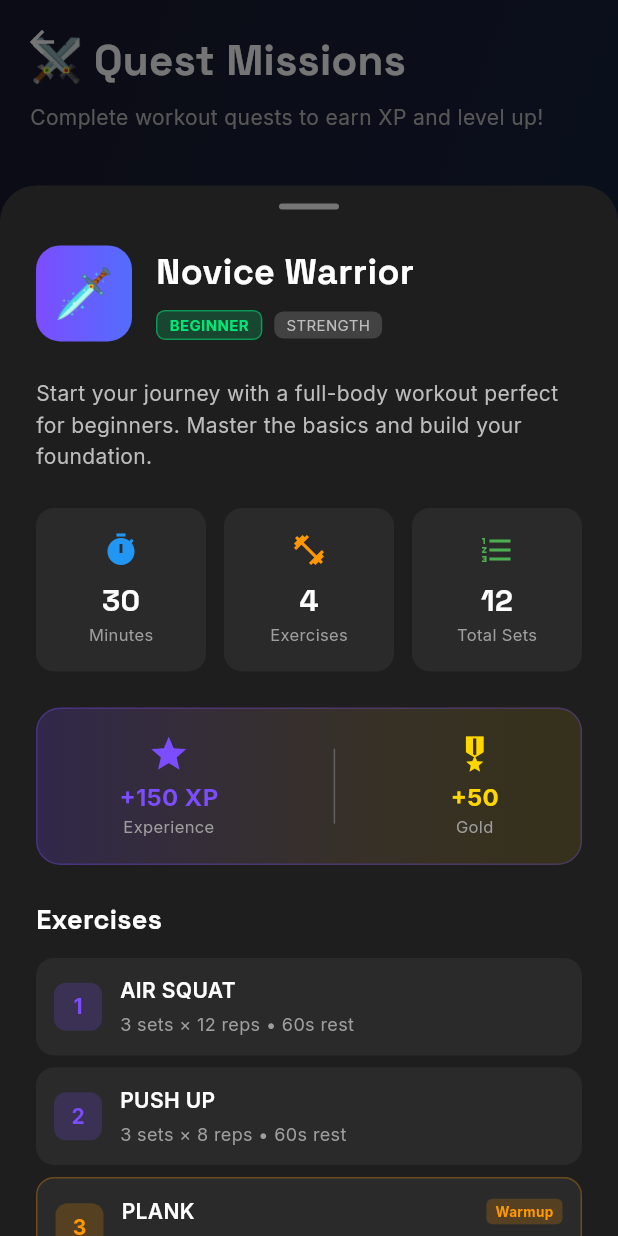
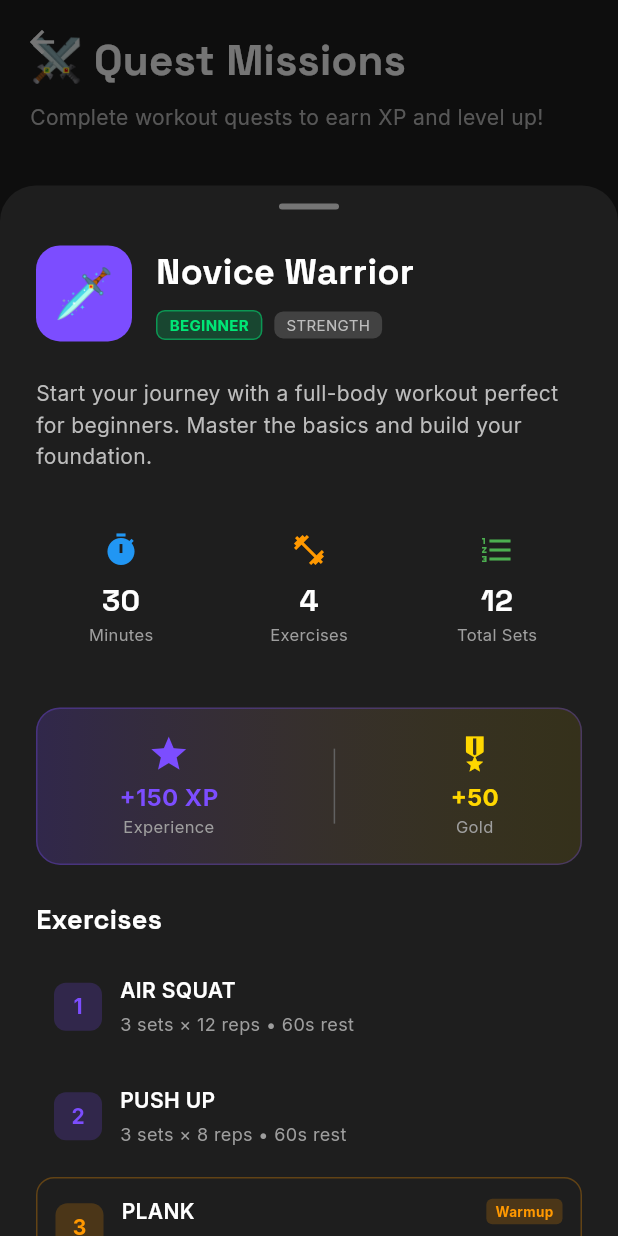
Before and after one commit to owdvertsbot/Workout-flutter-app, a Flutter app: the WorkoutPlansScreen screen opened directly, after a tap on "🗡️", on a phone screen of 412 x 824 dp. Run offline on Flutter 3.47's test engine with Material 3 defaults, Android fonts, the phone set to English and light mode, and no system bars; our stand-ins replace connectivity_plus, drift, flutter_riverpod, google_fonts, shared_preferences; accounts and stored records are empty; generated files the repository leaves out were written again.

Commit message:
refactor: color refactoring phase 4 - workout plans screen
Phase 4 of color refactoring - updated workout_plans_screen.dart to use AppColors.

Updated all hardcoded colors to use AppColors constants:
- Background colors
- Primary and secondary colors
- XP and difficulty colors

Ref: #2

```diff
--- a/lib/screens/workout_plans_screen.dart
+++ b/lib/screens/workout_plans_screen.dart
@@ -1,6 +1,7 @@
 import 'package:flutter/material.dart';
 import 'package:flutter_riverpod/flutter_riverpod.dart';
 import 'package:google_fonts/google_fonts.dart';
+import '../core/app_colors.dart';
 import '../providers/providers.dart';
 import '../models/models.dart';
 
@@ -40,21 +41,21 @@ class _WorkoutPlansScreenState extends ConsumerState<WorkoutPlansScreen> with Si
     final advancedPlans = allPlans.where((p) => p.difficulty == 'ADVANCED').toList();
 
     return Scaffold(
-      backgroundColor: const Color(0xFF0A0A0F),
+      backgroundColor: AppColors.backgroundDark,
       body: NestedScrollView(
         headerSliverBuilder: (context, innerBoxIsScrolled) => [
           SliverAppBar(
             expandedHeight: 160,
             floating: true,
             pinned: true,
-            backgroundColor: const Color(0xFF121212),
+            backgroundColor: AppColors.backgroundDark,
             flexibleSpace: FlexibleSpaceBar(
               background: Container(
-                decoration: const BoxDecoration(
+                decoration: BoxDecoration(
                   gradient: LinearGradient(
                     begin: Alignment.topLeft,
                     end: Alignment.bottomRight,
-                    colors: [Color(0xFF1A1A2E), Color(0xFF16213E)],
+                    colors: [AppColors.surfaceDark, AppColors.cardDark],
                   ),
                 ),
                 child: SafeArea(
@@ -91,7 +92,7 @@ class _WorkoutPlansScreenState extends ConsumerState<WorkoutPlansScreen> with Si
             delegate: _TabBarDelegate(
               TabBar(
                 controller: _tabController,
-                indicatorColor: const Color(0xFF7C4DFF),
+                indicatorColor: AppColors.secondary,
                 labelColor: Colors.white,
                 unselectedLabelColor: Colors.grey,
                 tabs: [
@@ -123,7 +124,7 @@ class _TabBarDelegate extends SliverPersistentHeaderDelegate {
   @override
   Widget build(BuildContext context, double shrinkOffset, bool overlapsContent) {
     return Container(
-      color: const Color(0xFF121212),
+      color: AppColors.backgroundDark,
       child: tabBar,
     );
   }
@@ -209,12 +210,12 @@ class _PlanCard extends ConsumerWidget {
 
     return Card(
       margin: const EdgeInsets.only(bottom: 16),
-      color: const Color(0xFF1E1E1E),
+      color: AppColors.surfaceDark,
       shape: RoundedRectangleBorder(
         borderRadius: BorderRadius.circular(16),
         side: BorderSide(
           color: isCompleted
-            ? const Color(0xFF00E676).withOpacity(0.5)
+            ? AppColors.primary.withOpacity(0.5)
             : difficultyColor.withOpacity(0.3),
           width: 1,
         ),
@@ -267,20 +268,20 @@ class _PlanCard extends ConsumerWidget {
                               Container(
                                 padding: const EdgeInsets.symmetric(horizontal: 8, vertical: 4),
                                 decoration: BoxDecoration(
-                                  color: const Color(0xFF00E676).withOpacity(0.2),
+                                  color: AppColors.primary.withOpacity(0.2),
                                   borderRadius: BorderRadius.circular(8),
                                 ),
                                 child: Row(
                                   mainAxisSize: MainAxisSize.min,
                                   children: [
-                                    const Icon(Icons.check_circle, color: Color(0xFF00E676), size: 14),
+                                    const Icon(Icons.check_circle, color: AppColors.primary, size: 14),
                                     const SizedBox(width: 4),
                                     Text(
                                       'Complete',
                                       style: GoogleFonts.inter(
                                         fontSize: 10,
                                         fontWeight: FontWeight.bold,
-                                        color: const Color(0xFF00E676),
+                                        color: AppColors.primary,
                                       ),
                                     ),
                                   ],
@@ -334,7 +335,7 @@ class _PlanCard extends ConsumerWidget {
                   _StatChip(
                     icon: Icons.star,
                     label: '+${plan.xpReward} XP',
-                    color: const Color(0xFF7C4DFF),
+                    color: AppColors.secondary,
                   ),
                   if (timesCompleted > 0) ...[
                     const SizedBox(width: 8),
@@ -376,8 +377,8 @@ class _PlanCard extends ConsumerWidget {
                   onPressed: () => _showPlanDetails(context, ref),
                   style: ElevatedButton.styleFrom(
                     backgroundColor: isCompleted
-                      ? const Color(0xFF00E676).withOpacity(0.2)
-                      : const Color(0xFF7C4DFF),
+                      ? AppColors.primary.withOpacity(0.2)
+                      : AppColors.secondary,
                     foregroundColor: Colors.white,
                     padding: const EdgeInsets.symmetric(vertical: 12),
                     shape: RoundedRectangleBorder(
@@ -420,11 +421,11 @@ class _PlanCard extends ConsumerWidget {
   Color _getDifficultyColor(String difficulty) {
     switch (difficulty) {
       case 'BEGINNER':
-        return const Color(0xFF00E676);
+        return AppColors.primary;
       case 'INTERMEDIATE':
-        return const Color(0xFFFFB300);
+        return AppColors.xpGold;
       case 'ADVANCED':
-        return const Color(0xFFFF5252);
+        return AppColors.difficultyAdvanced;
       default:
         return Colors.grey;
     }
@@ -474,11 +475,11 @@ class _DifficultyBadge extends StatelessWidget {
   Color _getColor() {
     switch (difficulty) {
       case 'BEGINNER':
-        return const Color(0xFF00E676);
+        return AppColors.primary;
       case 'INTERMEDIATE':
-        return const Color(0xFFFFB300);
+        return AppColors.xpGold;
       case 'ADVANCED':
-        return const Color(0xFFFF5252);
+        return AppColors.difficultyAdvanced;
       default:
         return Colors.grey;
     }
@@ -569,7 +570,7 @@ class _PlanDetailsSheet extends ConsumerWidget {
       builder: (context, scrollController) {
         return Container(
           decoration: const BoxDecoration(
-            color: Color(0xFF1E1E1E),
+            color: AppColors.surfaceDark,
             borderRadius: BorderRadius.vertical(top: Radius.circular(24)),
           ),
           child: Column(
@@ -597,7 +598,7 @@ class _PlanDetailsSheet extends ConsumerWidget {
                           height: 64,
                           decoration: BoxDecoration(
                             gradient: const LinearGradient(
-                              colors: [Color(0xFF7C4DFF), Color(0xFF536DFE)],
+                              colors: [AppColors.secondary, AppColors.levelPurple],
                             ),
                             borderRadius: BorderRadius.circular(16),
                           ),
@@ -680,13 +681,13 @@ class _PlanDetailsSheet extends ConsumerWidget {
                       decoration: BoxDecoration(
                         gradient: LinearGradient(
                           colors: [
-                            const Color(0xFF7C4DFF).withOpacity(0.2),
-                            const Color(0xFFFFD700).withOpacity(0.1),
+                            AppColors.secondary.withOpacity(0.2),
+                            AppColors.xpGold.withOpacity(0.1),
                           ],
                         ),
                         borderRadius: BorderRadius.circular(16),
                         border: Border.all(
-                          color: const Color(0xFF7C4DFF).withOpacity(0.3),
+                          color: AppColors.secondary.withOpacity(0.3),
                         ),
                       ),
                       child: Row(
@@ -694,14 +695,14 @@ class _PlanDetailsSheet extends ConsumerWidget {
                         children: [
                           Column(
                             children: [
-                              const Icon(Icons.star, color: Color(0xFF7C4DFF), size: 28),
+                              const Icon(Icons.star, color: AppColors.secondary, size: 28),
                               const SizedBox(height: 4),
                               Text(
                                 '+${plan.xpReward} XP',
                                 style: GoogleFonts.inter(
                                   fontSize: 16,
                                   fontWeight: FontWeight.bold,
-                                  color: const Color(0xFF7C4DFF),
+                                  color: AppColors.secondary,
                                 ),
                               ),
                               Text(
@@ -720,14 +721,14 @@ class _PlanDetailsSheet extends ConsumerWidget {
                           ),
                           Column(
                             children: [
-                              const Icon(Icons.military_tech, color: Color(0xFFFFD700), size: 28),
+                              const Icon(Icons.military_tech, color: AppColors.xpGold, size: 28),
                               const SizedBox(height: 4),
                               Text(
                                 '+${plan.goldReward}',
                                 style: GoogleFonts.inter(
                                   fontSize: 16,
                                   fontWeight: FontWeight.bold,
-                                  color: const Color(0xFFFFD700),
+                                  color: AppColors.xpGold,
                                 ),
                               ),
                               Text(
@@ -761,7 +762,7 @@ class _PlanDetailsSheet extends ConsumerWidget {
                         margin: const EdgeInsets.only(bottom: 8),
                         padding: const EdgeInsets.all(12),
                         decoration: BoxDecoration(
-                          color: const Color(0xFF2A2A2A),
+                          color: AppColors.surfaceDark,
                           borderRadius: BorderRadius.circular(12),
                           border: exercise.isWarmup
                             ? Border.all(color: Colors.orange.withOpacity(0.3))
@@ -775,7 +776,7 @@ class _PlanDetailsSheet extends ConsumerWidget {
                               decoration: BoxDecoration(
                                 color: exercise.isWarmup
                                   ? Colors.orange.withOpacity(0.2)
-                                  : const Color(0xFF7C4DFF).withOpacity(0.2),
+                                  : AppColors.secondary.withOpacity(0.2),
                                 borderRadius: BorderRadius.circular(8),
                               ),
                               child: Center(
@@ -783,7 +784,7 @@ class _PlanDetailsSheet extends ConsumerWidget {
                                   '${index + 1}',
                                   style: GoogleFonts.inter(
                                     fontWeight: FontWeight.bold,
-                                    color: exercise.isWarmup ? Colors.orange : const Color(0xFF7C4DFF),
+                                    color: exercise.isWarmup ? Colors.orange : AppColors.secondary,
                                   ),
                                 ),
                               ),
@@ -856,7 +857,7 @@ class _PlanDetailsSheet extends ConsumerWidget {
                       children: plan.muscleGroups.map((muscle) => Container(
                         padding: const EdgeInsets.symmetric(horizontal: 12, vertical: 6),
                         decoration: BoxDecoration(
-                          color: const Color(0xFF2A2A2A),
+                          color: AppColors.surfaceDark,
                           borderRadius: BorderRadius.circular(8),
                         ),
                         child: Text(
@@ -878,7 +879,7 @@ class _PlanDetailsSheet extends ConsumerWidget {
                       child: ElevatedButton(
                         onPressed: () => _startPlan(context),
                         style: ElevatedButton.styleFrom(
-                          backgroundColor: const Color(0xFF7C4DFF),
+                          backgroundColor: AppColors.secondary,
                           foregroundColor: Colors.white,
                           shape: RoundedRectangleBorder(
                             borderRadius: BorderRadius.circular(16),
@@ -926,12 +927,12 @@ class _PlanDetailsSheet extends ConsumerWidget {
       SnackBar(
         content: Row(
           children: [
-            const Icon(Icons.play_circle, color: Color(0xFF7C4DFF)),
+            const Icon(Icons.play_circle, color: AppColors.secondary),
             const SizedBox(width: 8),
             Text('Quest "${plan.title}" started! Complete it to earn ${plan.xpReward} XP'),
           ],
         ),
-        backgroundColor: const Color(0xFF2A2A2A),
+        backgroundColor: AppColors.surfaceDark,
         behavior: SnackBarBehavior.floating,
         shape: RoundedRectangleBorder(borderRadius: BorderRadius.circular(12)),
       ),
@@ -957,7 +958,7 @@ class _StatCard extends StatelessWidget {
     return Container(
       padding: const EdgeInsets.all(16),
       decoration: BoxDecoration(
-        color: const Color(0xFF2A2A2A),
+        color: AppColors.surfaceDark,
         borderRadius: BorderRadius.circular(12),
       ),
       child: Column(
```
